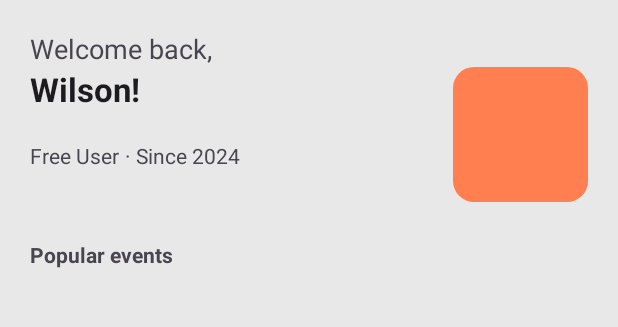
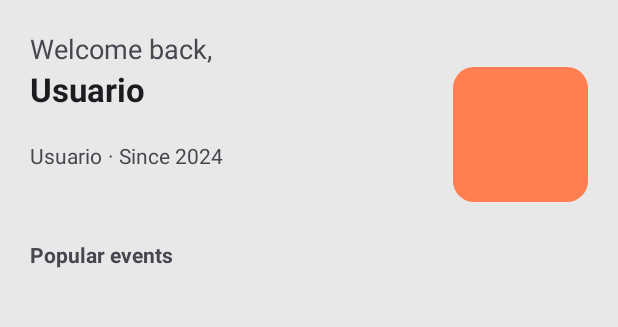
Before and after one commit to Intro-CompuMovil/SpotVibe, an Android app: the Home screen opened directly, with no data from a screen before it, on a phone screen of 412 x 824 dp, the part 165-492 px from its top. Run offline under Robolectric (Android 15) with nearby library versions, the phone set to English and light mode, and no system bars; our stand-ins replace Firebase (no records; nobody signed in at launch, a user with empty details on screens opened directly).

Commit message:
estilo home

```diff
--- a/app/src/main/res/layout/activity_home.xml
+++ b/app/src/main/res/layout/activity_home.xml
@@ -70,7 +70,7 @@
                 android:id="@+id/tv_user_name"
                 android:layout_width="wrap_content"
                 android:layout_height="wrap_content"
-                android:text="Wilson!"
+                android:text="Usuario"
                 android:textAppearance="?android:attr/textAppearanceLarge"
                 android:textStyle="bold"/>
             <View
@@ -98,7 +98,7 @@
                 <TextView
                     android:layout_width="wrap_content"
                     android:layout_height="wrap_content"
-                    android:text="Free User"
+                    android:text="Usuario"
                     android:textAppearance="?android:attr/textAppearanceSmall"/>
 
                 <TextView
```
